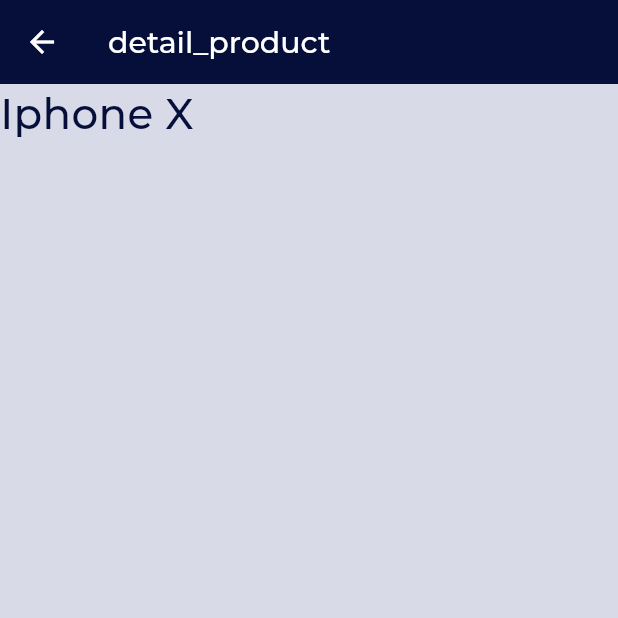
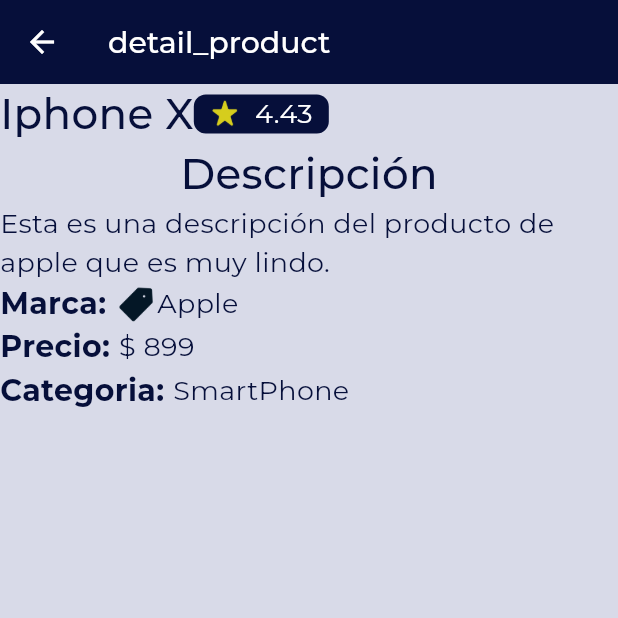
Before and after one commit to valenzuela21/MVVM-FLUTTER-Clean-Code, a Flutter app: the DetailsProductView screen opened directly, on a phone screen of 412 x 824 dp, the top half of it. Run offline on Flutter 3.47's test engine with Material 3 defaults, Android fonts, the phone set to English and light mode, and no system bars; our stand-ins replace dartz, dio, easy_localization, flutter_phoenix, freezed_annotation, get_it and 6 more; accounts and stored records are empty; generated files the repository leaves out were written again.

Commit message:
MVVM Flutter

```diff
--- a/lib/presentation/details_product/details_product.dart
+++ b/lib/presentation/details_product/details_product.dart
@@ -1,8 +1,10 @@
+import 'package:approducts/presentation/common/components/start_rating.dart';
 import 'package:approducts/presentation/resources/color_manager.dart';
 import 'package:approducts/presentation/resources/strings_manager.dart';
 import 'package:easy_localization/easy_localization.dart';
 import 'package:flutter/material.dart';
 
+import '../resources/assets_manager.dart';
 import '../resources/routes_manager.dart';
 import '../resources/style_manager.dart';
 import '../resources/values_manager.dart';
@@ -22,8 +24,9 @@
       appBar: AppBar(
         backgroundColor: ColorManager.primary,
         title: Text(AppStrings.viewDetailProduct,
-            style: getMediumStyle(
-                color: ColorManager.white, fontSize: AppSize.s20)).tr(),
+                style: getMediumStyle(
+                    color: ColorManager.white, fontSize: AppSize.s20))
+            .tr(),
         leading: IconButton(
           icon: Icon(Icons.arrow_back, color: ColorManager.white),
           onPressed: () {
@@ -36,12 +39,60 @@
         children: [
           Row(
             children: [
-              Text("Iphone X", style: getMediumStyle(color: ColorManager.primary, fontSize: AppSize.s28))
-
+              Flexible(
+                flex: 1,
+                child: Text("Iphone X",
+                    style: getMediumStyle(
+                        color: ColorManager.primary, fontSize: AppSize.s28)),
+              ),
+              Flexible(flex: 2, child: StartRatingComponent())
             ],
-          )
+          ),
+          Text("Descripción",
+              style: getMediumStyle(
+                  color: ColorManager.primary, fontSize: AppSize.s28)),
+          Text(
+              "Esta es una descripción del producto de apple que es muy lindo.",
+              style: getRegularStyle(
+                  color: ColorManager.primary, fontSize: AppSize.s18)),
+          _ListPrices()
         ],
       )),
     );
   }
 }
+
+class _ListPrices extends StatelessWidget {
+  const _ListPrices({super.key});
+
+  @override
+  Widget build(BuildContext context) {
+    return Column(
+      children: [
+        Row(
+          children: [
+            Text("Marca: ", style: getBoldStyle(color: ColorManager.primary, fontSize: AppSize.s20)),
+            Image.asset(
+              ImageAssets.clip,
+              width: AppSize.s28,
+              height: AppSize.s28,
+            ),
+            Text("Apple", style: getRegularStyle(color: ColorManager.primary, fontSize: AppSize.s18))
+          ],
+        ),
+        Row(
+          children: [
+            Text("Precio: ", style: getBoldStyle(color: ColorManager.primary, fontSize: AppSize.s20)),
+            Text("\$ 899", style: getRegularStyle(color: ColorManager.primary, fontSize: AppSize.s18))
+          ],
+        ),
+        Row(
+          children: [
+            Text("Categoria: ", style: getBoldStyle(color: ColorManager.primary, fontSize: AppSize.s20)),
+            Text("SmartPhone", style: getRegularStyle(color: ColorManager.primary, fontSize: AppSize.s18))
+          ],
+        )
+      ],
+    );
+  }
+}
```
